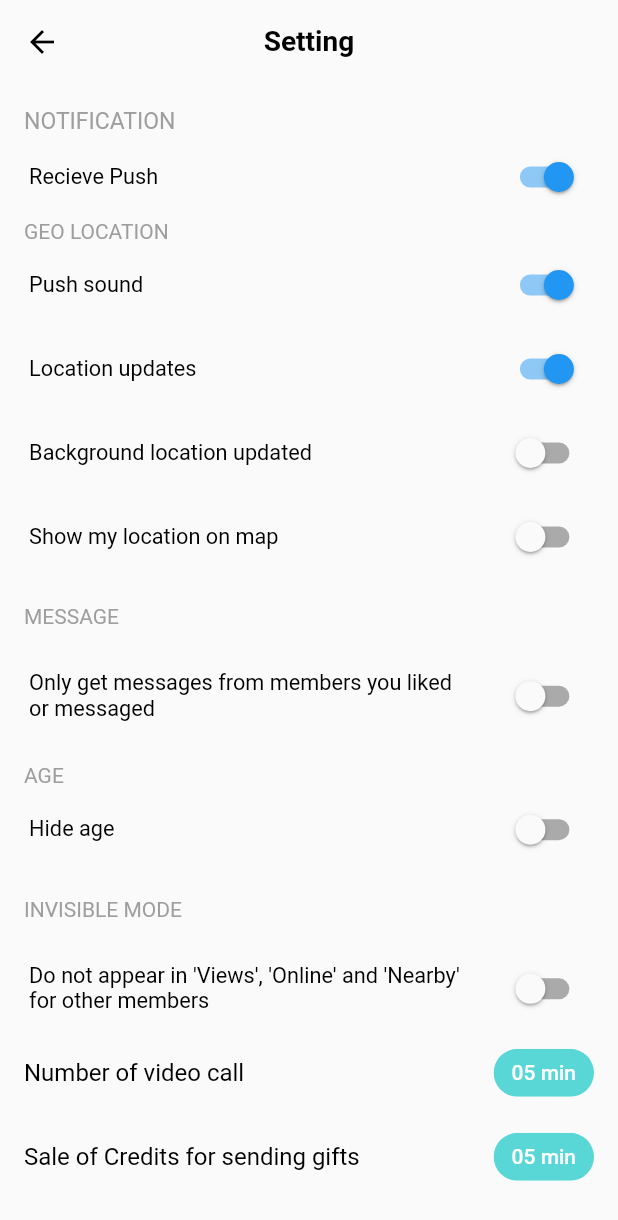
After one commit to TechDockDev/DatingApplication, a Flutter app: the ProfileSetting screen opened directly, on a phone screen of 412 x 824 dp. The commit adds this screen. Shown: the top 1220 px of the screen. Run offline on Flutter 3.47's test engine with Material 2 defaults, Android fonts, the phone set to English and light mode, and no system bars; our stand-ins replace auto_route, flutter_hooks, flutter_screenutil, google_fonts, hooks_riverpod, material_design_icons_flutter; missing offline and left inert: swipeable_card_stack; statements that could not run were skipped.

Commit message:
profile_setting

```diff
--- a/lib/dashboard/d_profile/presentation/profile_page.dart
+++ b/lib/dashboard/d_profile/presentation/profile_page.dart
@@ -1,3 +1,4 @@
+import 'package:dating_application_screens/dashboard/d_profile/presentation/profile_setting.dart';
 import 'package:flutter/material.dart';
 import 'package:hooks_riverpod/hooks_riverpod.dart';
 import 'package:flutter_screenutil/flutter_screenutil.dart';
@@ -139,6 +140,13 @@ class ProfilePage extends HookConsumerWidget {
             ),
             Padding(
               padding: EdgeInsets.only(left: 30.w, top: 20.h),
+              child: GestureDetector(
+                onTap: () {
+                  Navigator.push(
+                    context,
+                    MaterialPageRoute(builder: (context) => ProfileSetting()),
+                  );
+                },
                 child: Row(
                   crossAxisAlignment: CrossAxisAlignment.start,
                   children: [
@@ -152,6 +160,7 @@ class ProfilePage extends HookConsumerWidget {
                       ),
                     ),
                   ],
+                ),
               ),
             ),
             Padding(
@@ -292,6 +301,5 @@ class ProfilePage extends HookConsumerWidget {
             )
           ],
         ));
-
   }
 }
--- /dev/null
+++ b/lib/dashboard/d_profile/presentation/profile_setting.dart
@@ -0,0 +1,236 @@
+import 'package:dating_application_screens/widget/custom_switch.dart';
+import 'package:flutter/material.dart';
+import 'package:flutter_hooks/flutter_hooks.dart';
+import 'package:flutter_screenutil/flutter_screenutil.dart';
+
+class ProfileSetting extends HookWidget {
+  const ProfileSetting({Key? key}) : super(key: key);
+
+  @override
+  Widget build(BuildContext context) {
+    final recievepush = useState<bool>(true);
+    final pushsound = useState<bool>(true);
+    final locationupdates = useState<bool>(true);
+    final backgroundlocation = useState<bool>(false);
+    final showlocation = useState<bool>(false);
+    final likedormessage = useState<bool>(false);
+    final hideage = useState<bool>(false);
+    final nearby = useState<bool>(false);
+
+    return Scaffold(
+        appBar: AppBar(
+          title: Text(
+            "Setting",
+            style: TextStyle(
+              fontSize: 22.sp,
+              fontWeight: FontWeight.w700,
+              color: Colors.black,
+            ),
+          ),
+          centerTitle: true,
+          leading: const Icon(
+            Icons.arrow_back,
+            color: Colors.black,
+          ),
+          backgroundColor: Colors.transparent,
+          elevation: 0,
+        ),
+        body: Padding(
+            padding: const EdgeInsets.all(16.0),
+            child: ListView(physics: const BouncingScrollPhysics(), children: [
+              Text(
+                'NOTIFICATION',
+                style: Theme.of(context)
+                    .textTheme
+                    .subtitle1!
+                    .copyWith(fontSize: 18.sp, color: Colors.grey),
+              ),
+              CustomSwitch(
+                defaultValue: recievepush,
+                btnText: 'Recieve Push',
+                callback: (a) {
+                  recievepush.value = !recievepush.value;
+                },
+                tapFunc: () {
+                  recievepush.value = !recievepush.value;
+                },
+              ),
+              const Text(
+                'GEO LOCATION',
+                style: TextStyle(color: Colors.grey),
+              ),
+              CustomSwitch(
+                defaultValue: pushsound,
+                btnText: 'Push sound',
+                callback: (a) {
+                  pushsound.value = !pushsound.value;
+                },
+                tapFunc: () {
+                  pushsound.value = !pushsound.value;
+                },
+              ),
+              CustomSwitch(
+                defaultValue: locationupdates,
+                btnText: 'Location updates',
+                callback: (a) {
+                  locationupdates.value = !locationupdates.value;
+                },
+                tapFunc: () {
+                  locationupdates.value = !locationupdates.value;
+                },
+              ),
+              CustomSwitch(
+                defaultValue: backgroundlocation,
+                btnText: 'Background location updated',
+                callback: (a) {
+                  backgroundlocation.value = !backgroundlocation.value;
+                },
+                tapFunc: () {
+                  backgroundlocation.value = !backgroundlocation.value;
+                },
+              ),
+              CustomSwitch(
+                defaultValue: showlocation,
+                btnText: 'Show my location on map',
+                callback: (a) {
+                  showlocation.value = !showlocation.value;
+                },
+                tapFunc: () {
+                  showlocation.value = !showlocation.value;
+                },
+              ),
+              SizedBox(
+                height: 20.h,
+              ),
+              const Text(
+                'MESSAGE',
+                style: TextStyle(color: Colors.grey),
+              ),
+              SizedBox(
+                height: 20.h,
+              ),
+              CustomSwitch(
+
+                defaultValue: likedormessage,
+                btnText: 'Only get messages from members you liked or messaged',
+                callback: (a) {
+                  likedormessage.value = !likedormessage.value;
+                },
+                tapFunc: () {
+                  likedormessage.value = !likedormessage.value;
+                },
+              ),
+              SizedBox(
+                height: 20.h,
+              ),
+              const Text(
+                'AGE',
+                style: TextStyle(color: Colors.grey),
+              ),
+              CustomSwitch(
+                defaultValue: hideage,
+                btnText: 'Hide age',
+                callback: (a) {
+                  hideage.value = !hideage.value;
+                },
+                tapFunc: () {
+                  hideage.value = !hideage.value;
+                },
+              ),
+              SizedBox(
+                height: 20.h,
+              ),
+              const Text(
+                'INVISIBLE MODE',
+                style: TextStyle(color: Colors.grey),
+              ),
+              SizedBox(
+                height: 20.h,
+              ),
+              CustomSwitch(
+                defaultValue: nearby,
+                btnText:
+                    'Do not appear in \'Views\', \'Online\' and \'Nearby\' for other members',
+                callback: (a) {
+                  nearby.value = !nearby.value;
+                },
+                tapFunc: () {
+                  nearby.value = !nearby.value;
+                },
+              ),
+              const ListTile(
+                contentPadding: EdgeInsets.zero,
+                title: Text(
+                  'Number of video call',
+                  style: TextStyle(color: Colors.black),
+                ),
+                trailing: Chip(
+                  // height: 50.h,
+                  // width: 50.w,
+                  // decoration: const BoxDecoration(color: Colors.blue),
+                  label: Text(
+                    '05 min',
+                    style: TextStyle(color: Colors.white),
+                  ),
+                  backgroundColor: Color(0xFF59D6D6),
+                ),
+              ),
+              const ListTile(
+                contentPadding: EdgeInsets.zero,
+                title: Text(
+                  'Sale of Credits for sending gifts',
+                  style: TextStyle(color: Colors.black),
+                ),
+                trailing: Chip(
+                  // height: 50.h,
+                  // width: 50.w,
+                  // decoration: const BoxDecoration(color: Colors.blue),
+                  label: Text(
+                    '05 min',
+                    style: TextStyle(color: Colors.white),
+                  ),
+                  backgroundColor: Color(0xFF59D6D6),
+                ),
+              ),
+              const ListTile(
+                contentPadding: EdgeInsets.zero,
+                title: Text(
+                  'Sales of minutes for video',
+                  style: TextStyle(color: Colors.black),
+                ),
+                trailing: Chip(
+                  // height: 50.h,
+                  // width: 50.w,
+                  // decoration: const BoxDecoration(color: Colors.blue),
+                  label: Text(
+                    '05 min',
+                    style: TextStyle(color: Colors.white),
+                  ),
+                  backgroundColor: Color(0xFF59D6D6),
+                ),
+              ),
+              const ListTile(
+                contentPadding: EdgeInsets.zero,
+                title: Text(
+                  'Sales minutes for voice call',
+                  style: TextStyle(color: Colors.black),
+                ),
+                trailing: Chip(
+                  // height: 50.h,
+                  // width: 50.w,
+                  // decoration: const BoxDecoration(color: Colors.blue),
+                  label: Text(
+                    '05 min',
+                    style: TextStyle(color: Colors.white),
+                  ),
+                  backgroundColor: Color(0xFF59D6D6),
+                ),
+              ),
+              const ListTile(
+                contentPadding: EdgeInsets.zero,
+                title: Text('Deactivate Account'),
+                trailing: Icon(Icons.keyboard_arrow_right),
+              )
+            ])));
+  }
+}
--- a/lib/main.dart
+++ b/lib/main.dart
@@ -21,7 +21,7 @@ class MyApp extends StatelessWidget {
         minTextAdapt: true,
         splitScreenMode: true,
         designSize: const Size(428, 967),
-        builder: () => MaterialApp.router(
+        builder: (context) => MaterialApp.router(
               routeInformationParser: _appRouter.defaultRouteParser(),
               routerDelegate: _appRouter.delegate(),
               builder: (context, child) {
--- /dev/null
+++ b/lib/widget/custom_switch.dart
@@ -0,0 +1,36 @@
+import 'package:flutter/material.dart';
+import 'package:flutter_screenutil/flutter_screenutil.dart';
+
+class CustomSwitch extends StatelessWidget {
+  const CustomSwitch({
+    Key? key,
+    required this.defaultValue,
+    required this.btnText,
+    required this.callback,
+    required this.tapFunc,
+  }) : super(key: key);
+
+  final ValueNotifier<bool> defaultValue;
+  final String btnText;
+  final Function(bool) callback;
+  final VoidCallback tapFunc;
+
+  @override
+  Widget build(BuildContext context) {
+    return ListTile(
+      contentPadding: EdgeInsets.symmetric(
+        horizontal: 4.h,
+      ),
+      title: Text(
+        btnText,
+        style: Theme.of(context).textTheme.headline4!.copyWith(
+            fontSize: 17.sp, fontWeight: FontWeight.w400, color: Colors.black),
+      ),
+      onTap: tapFunc,
+      trailing: Switch.adaptive(
+        value: defaultValue.value,
+        onChanged: callback,
+      ),
+    );
+  }
+}
--- a/pubspec.yaml
+++ b/pubspec.yaml
@@ -42,6 +42,7 @@ dependencies:
   hexcolor: ^1.0.4
   google_fonts: ^2.3.1
   fullscreen: ^1.0.3
+  flutter_switch: ^0.3.2
 
 dev_dependencies:
   flutter_test:
```
Also changed, not shown: pubspec.lock. Lines whose indentation alone changed are shown as unchanged.
